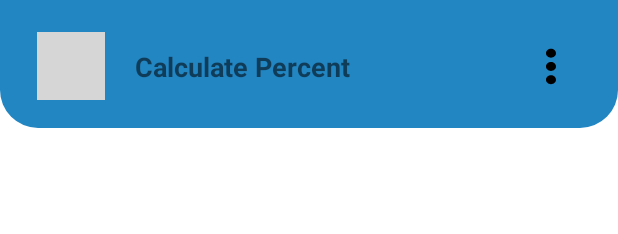
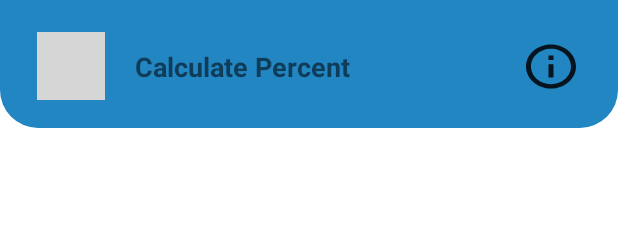
Before and after one commit to alisherotajonov866/Calculate-Percent, an Android app: the layout activity_main.xml on its own in the app's theme, with its tools: preview values and no code run, on a phone screen of 412 x 824 dp. Shown: the top 234 px of the screen. Run offline under Robolectric (Android 15) with nearby library versions, the phone set to English and light mode, and no system bars; plain views replace AutoFormatEditText.

Commit message:
removed more icon and added info icon

```diff
--- /dev/null
+++ b/app/src/main/res/drawable/ic_outline_info_24.xml
@@ -0,0 +1,5 @@
+<vector android:alpha="0.85" android:height="22dp"
+    android:tint="#000000" android:viewportHeight="24"
+    android:viewportWidth="24" android:width="22dp" xmlns:android="http://schemas.android.com/apk/res/android">
+    <path android:fillColor="@android:color/white" android:pathData="M11,7h2v2h-2zM11,11h2v6h-2zM12,2C6.48,2 2,6.48 2,12s4.48,10 10,10 10,-4.48 10,-10S17.52,2 12,2zM12,20c-4.41,0 -8,-3.59 -8,-8s3.59,-8 8,-8 8,3.59 8,8 -3.59,8 -8,8z"/>
+</vector>
--- a/app/src/main/res/layout/activity_main.xml
+++ b/app/src/main/res/layout/activity_main.xml
@@ -43,11 +43,11 @@
             app:layout_constraintTop_toTopOf="@+id/imageView" />
 
         <ImageView
-            android:id="@+id/ivMore"
+            android:id="@+id/ivInfo"
             android:layout_width="40dp"
             android:layout_height="35dp"
-            android:background="@drawable/ic_baseline_more_vert_24"
-            android:contentDescription="@string/more"
+            android:background="@drawable/ic_outline_info_24"
+            android:contentDescription="@string/info"
             app:layout_constraintBottom_toBottomOf="@+id/textView"
             app:layout_constraintEnd_toEndOf="parent"
             app:layout_constraintHorizontal_bias="0.85"
--- a/app/src/main/res/values-night/strings.xml
+++ b/app/src/main/res/values-night/strings.xml
@@ -3,6 +3,8 @@
     <string name="month">Oy</string>
     <string name="receivedPrice">Qanchadan tushgani</string>
     <string name="shownPrice">Foizsiz narx</string>
+    <string name="info">Info</string>
     <string name="clear">Tozalash</string>
+    <string name="count">Hisoblash</string>
     <string name="action_bar">Action Bar</string>
 </resources>
--- a/app/src/main/res/values/strings.xml
+++ b/app/src/main/res/values/strings.xml
@@ -3,7 +3,7 @@
     <string name="month">Oy</string>
     <string name="receivedPrice">Qanchadan tushgani</string>
     <string name="shownPrice">Foizsiz narx</string>
-    <string name="more">More</string>
+    <string name="info">Info</string>
     <string name="clear">Tozalash</string>
     <string name="count">Hisoblash</string>
     <string name="action_bar">Action Bar</string>
```
Also changed, not shown: app/src/main/java/ru/startandroid/calculatepercent/MainActivity.kt (+4 -5 lines).
